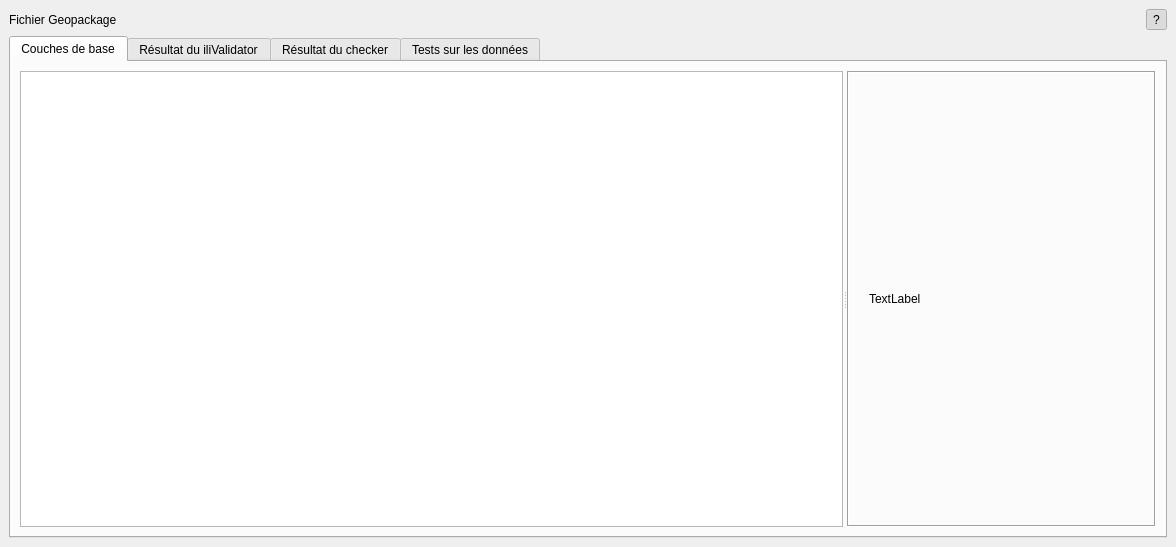
Before: the Qt Designer form verivd/ui/veri_vd_dockwidget_base.ui in VeriVD/qgis_VeriVD, drawn with Qt 5.
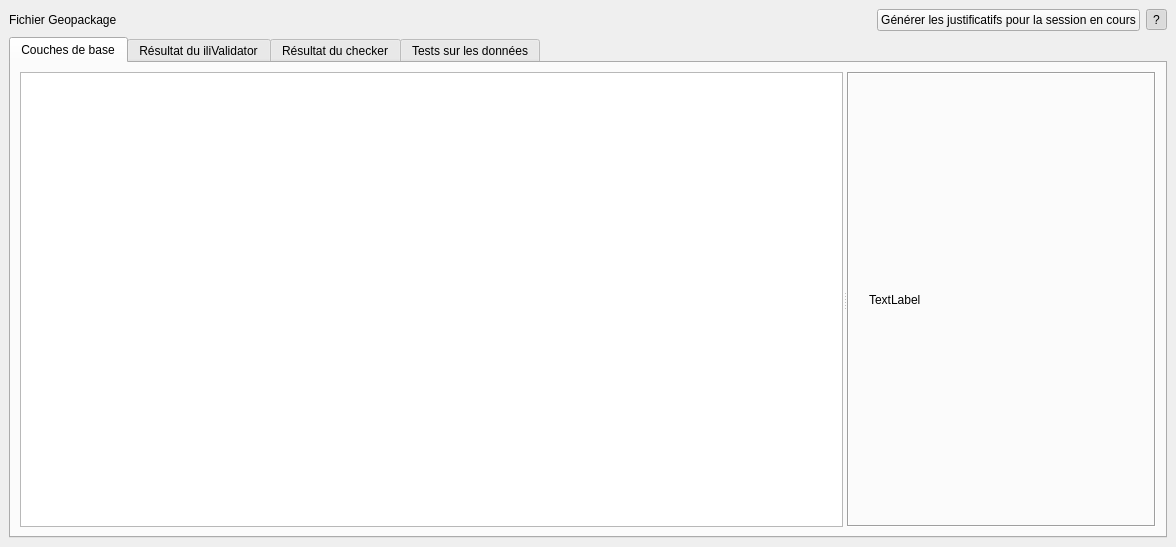
After: the same form once the commit is applied. Custom widgets are drawn as their Qt base class.

Commit message: drop tab

Patch:
```diff
--- a/verivd/ui/veri_vd_dockwidget_base.ui
+++ b/verivd/ui/veri_vd_dockwidget_base.ui
@@ -39,6 +39,16 @@
      </widget>
     </item>
     <item row="0" column="3">
+     <widget class="QPushButton" name="process_justificatif_button">
+      <property name="text">
+       <string>Générer les justificatifs pour la session en cours</string>
+      </property>
+     </widget>
+    </item>
+    <item row="0" column="1">
+     <widget class="QgsFileWidget" name="file_widget"/>
+    </item>
+    <item row="0" column="4">
      <widget class="QToolButton" name="show_help_button">
       <property name="text">
        <string>?</string>
@@ -51,7 +61,7 @@
       </property>
      </widget>
     </item>
-    <item row="1" column="0" colspan="4">
+    <item row="1" column="0" colspan="5">
      <widget class="QTabWidget" name="tabWidget">
       <property name="minimumSize">
        <size>
```
Left out of the diff: 5 changed lines with no effect on the pictures. The commit also changes 3 other files.
